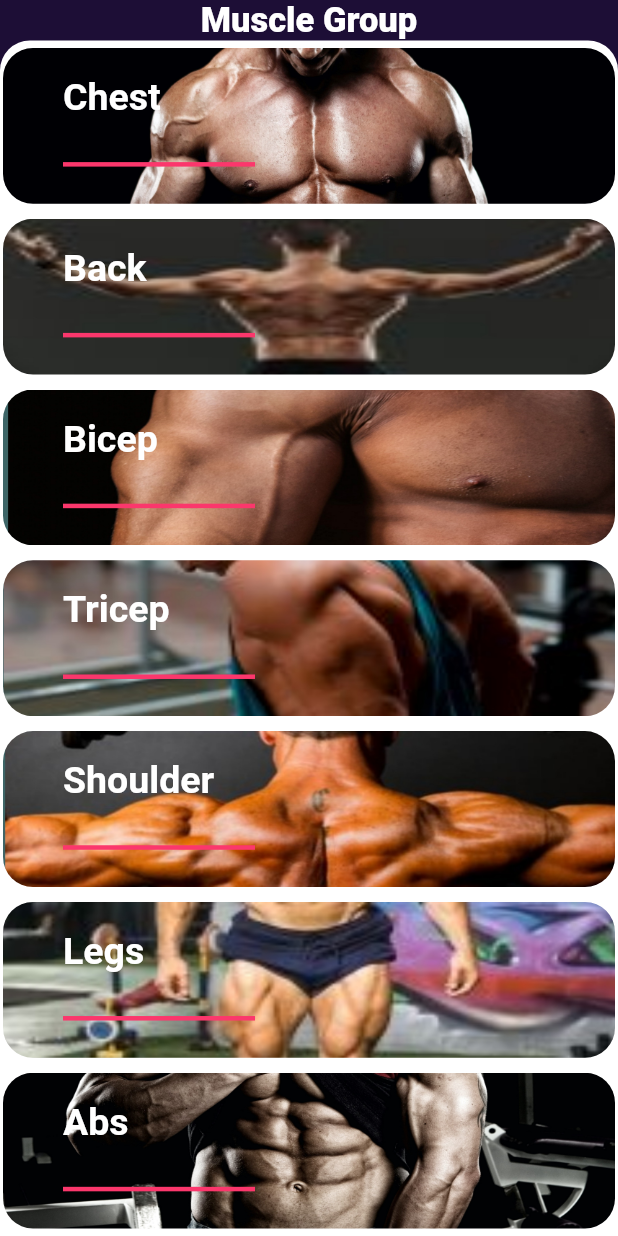
After one commit to anasahmad5550/virtualfitnesstrainer, a Flutter app: the ExerciseMuscleGroupScreen screen opened directly, on a phone screen of 412 x 824 dp. The commit adds this screen. Run offline on Flutter 3.47's test engine with Material 2 defaults, Android fonts, the phone set to English and light mode, and no system bars; our stand-ins replace font_awesome_flutter, persistent_bottom_nav_bar, youtube_player_flutter.

Commit message:
3rd commit some exercise and muscle group file complete

```diff
--- /dev/null
+++ b/lib/exerciseList.dart
@@ -0,0 +1,69 @@
+import 'package:virtualfitnesstrainer/models/exercise.dart';
+
+const List chestList = const [
+  Exercise(
+    title: 'Bench Press',
+    imgurl: 'benchPress.jpg',
+    description:
+        '-The bench press is an upper-body weight training exercise in which the trainee presses a weight upwards while lying on a weight training bench. \n -The exercise uses the pectoralis major, the anterior deltoids, and the triceps, among other stabilizing muscles.',
+    videoUrlID: 'gRVjAtPip0Y',
+  ),
+  Exercise(
+      title: 'Incline Bench Press',
+      imgurl: 'inclineBenchPress.jpg',
+      description:
+          'The purpose of the incline press is to focus more of the work on the upper pecs. The main benefit in performing incline presses is to develop the upper portion of the pectoral muscles. When the bench is set at an incline (15 to 30 degrees), you activate your shoulders more since it\'s comparable to a shoulder press.',
+      videoUrlID: 'SrqOu55lrYU'),
+  Exercise(
+      title: 'Dumbbell Press',
+      imgurl: 'dumbbellPress.jpg',
+      description:
+          'Set up a bench at an incline of 30-45° and sit with your feet flat on the floor and your back on the bench. Lift the dumbbells to chest height with your palms facing forwards. Breathe out and push the dumbbells up until your arms are fully extended, using your pecs to power the movement. Don\'t let the dumbbells touch.',
+      videoUrlID: 'VmB1G1K7v94'),
+  Exercise(
+      title: 'Peck Deck',
+      imgurl: 'peckDeck.jpg',
+      description:
+          'A machine fly, alternatively called a seated lever fly or "Pec Deck" fly is a strength training exercise based on the free weight chest fly. As with the chest fly, the hand and arm move through an arc while the elbow is kept at a constant angle',
+      videoUrlID: 'JJitfZKlKk4'),
+];
+
+const List absList = const [
+  Exercise(
+    title: '',
+    imgurl: '',
+  ),
+];
+const List shoulderList = const [
+  Exercise(
+    title: '',
+    imgurl: '',
+  ),
+];
+const List bicepsList = const [
+  Exercise(
+    title: '',
+    imgurl: '',
+  ),
+];
+
+const List tricepsList = const [
+  Exercise(
+    title: '',
+    imgurl: '',
+  ),
+];
+
+const List backList = const [
+  Exercise(
+    title: '',
+    imgurl: '',
+  ),
+];
+
+const legsList = const [
+  Exercise(
+    title: '',
+    imgurl: '',
+  ),
+];
--- /dev/null
+++ b/lib/screens/MuscleGroup.dart
@@ -0,0 +1,114 @@
+import 'package:flutter/material.dart';
+
+import 'exerciseScreen.dart';
+import 'package:virtualfitnesstrainer/exerciseList.dart';
+
+class ExerciseMuscleGroupScreen extends StatefulWidget {
+  @override
+  _ExerciseMuscleGroupScreenState createState() =>
+      _ExerciseMuscleGroupScreenState();
+}
+
+class _ExerciseMuscleGroupScreenState extends State<ExerciseMuscleGroupScreen> {
+  Expanded tile(String img, String name, List muscle) {
+    return Expanded(
+      child: Padding(
+        padding: const EdgeInsets.symmetric(vertical: 1.0),
+        child: GestureDetector(
+          onTap: () {
+            Navigator.of(context).push(MaterialPageRoute(builder: (_) {
+              return ExerciseScreen(
+                musclename: muscle,
+                muscleCategory: name,
+              );
+            }));
+          }, //code here
+          child: Stack(
+            alignment: Alignment.center,
+            children: <Widget>[
+              ClipRRect(
+                borderRadius: BorderRadius.circular(20),
+                child: Image(
+                  image: AssetImage('$img'),
+                ),
+              ),
+              Padding(
+                padding: const EdgeInsets.symmetric(horizontal: 40.0),
+                child: Column(
+                  crossAxisAlignment: CrossAxisAlignment.stretch,
+                  mainAxisAlignment: MainAxisAlignment.spaceEvenly,
+                  children: <Widget>[
+                    Text(
+                      '$name',
+                      style: TextStyle(
+                        color: Colors.white,
+                        fontWeight: FontWeight.bold,
+                        fontSize: 25.0,
+                      ),
+                    ),
+                    Divider(
+                      color: Color(0xffFB376C),
+                      thickness: 3.0,
+                      endIndent: 200.0,
+                    ),
+                  ],
+                ),
+              ),
+            ],
+          ),
+        ),
+      ),
+    );
+  }
+
+  @override
+  Widget build(BuildContext context) {
+    return Scaffold(
+      backgroundColor: Color(0xff1D0E36),
+      body: SafeArea(
+        child: Column(
+          crossAxisAlignment: CrossAxisAlignment.stretch,
+          children: <Widget>[
+            Expanded(
+              flex: 0,
+              child: Text('Muscle Group',
+                  textAlign: TextAlign.center,
+                  style: TextStyle(
+                    color: Colors.white,
+                    fontSize: 23.0,
+                    fontWeight: FontWeight.w900,
+                  )),
+            ),
+            Expanded(
+              flex: 1,
+              child: Container(
+                decoration: BoxDecoration(
+                  color: Colors.white,
+                  borderRadius: BorderRadius.only(
+                    topLeft: Radius.circular(20.0),
+                    topRight: Radius.circular(20.0),
+                  ),
+                ),
+                child: Padding(
+                  padding: const EdgeInsets.symmetric(horizontal: 2.0),
+                  child: Column(
+                    mainAxisAlignment: MainAxisAlignment.center,
+                    children: <Widget>[
+                      tile('images/chest.jpg', 'Chest', chestList),
+                      tile('images/back.jpg', 'Back', backList),
+                      tile('images/bicep.jpg', 'Bicep', bicepsList),
+                      tile('images/tricep.jpg', 'Tricep', tricepsList),
+                      tile('images/shoulder.jpg', 'Shoulder', shoulderList),
+                      tile('images/legs.jpg', 'Legs', legsList),
+                      tile('images/abs.jpg', 'Abs', absList),
+                    ],
+                  ),
+                ),
+              ),
+            ),
+          ],
+        ),
+      ),
+    );
+  }
+}
--- a/pubspec.yaml
+++ b/pubspec.yaml
@@ -31,6 +31,7 @@ dependencies:
   font_awesome_flutter: ^8.11.0
   persistent_bottom_nav_bar: ^3.1.0
   intl: ^0.16.1
+  youtube_player_flutter: ^7.0.0+7
 
 dev_dependencies:
   flutter_test:
@@ -51,6 +52,7 @@ flutter:
   assets:
     - images/
     - icons/
+    - images/exerciseImages/
 
 
   # An image asset can refer to one or more resolution-specific "variants", see
```
Also changed, not shown: lib/models/exercise.dart (added, +8 -0 lines), lib/screens/dashboardScreen.dart (+9 -0 lines), lib/screens/exerciseScreen.dart (added, +42 -0 lines), lib/screens/exerciseVideoScreen.dart (added, +284 -0 lines), lib/widgets/exerciseContainer.dart (added, +67 -0 lines), images/abs.jpg (added), images/back.jpg (added), images/bg.jpg (added), images/bicep.jpg (added), images/chest.jpg (added), images/exerciseImages/benchPress.jpg (added), images/exerciseImages/dumbbellPress.jpg (added), images/exerciseImages/inclineBenchPress.jpg (added), images/exerciseImages/peckDeck.jpg (added), 4 more files, 2 other files.
